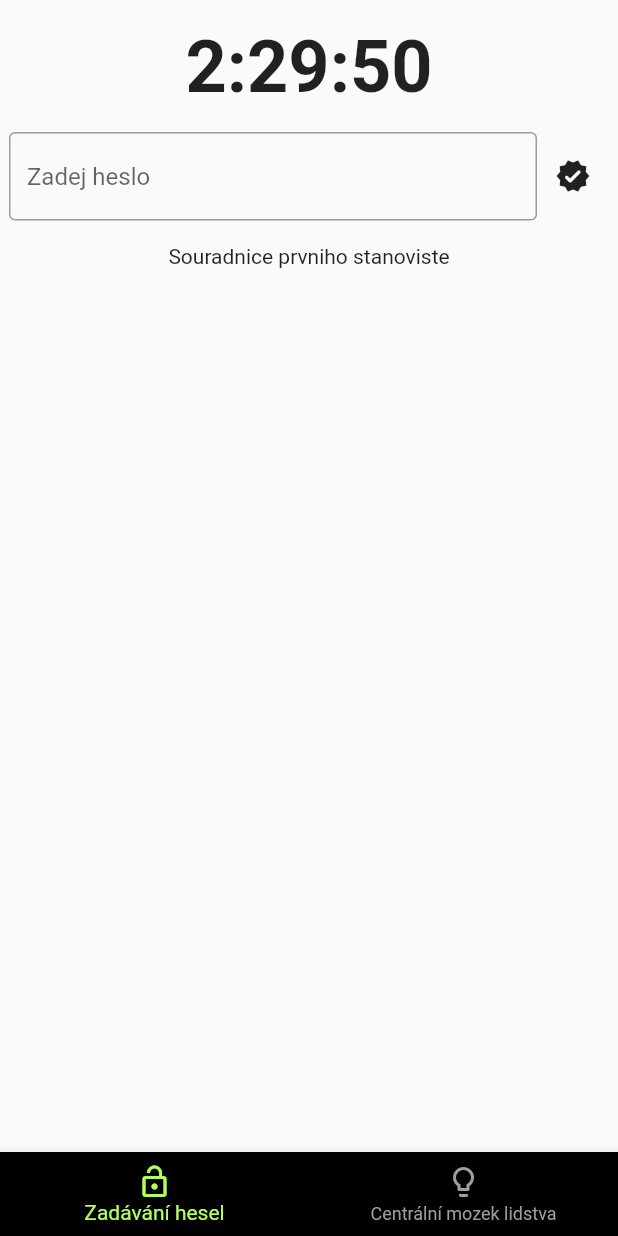
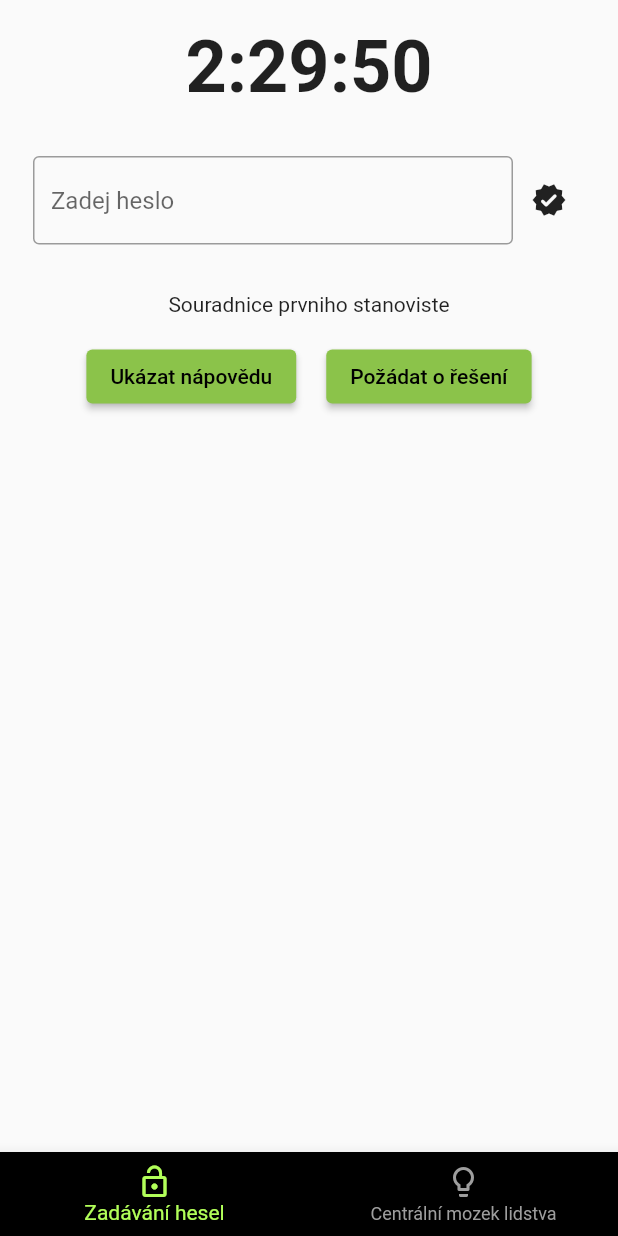
Before and after one commit to luksladky/TaborKontakt-Unikovka, a Flutter app: the screen it shows after launch, after a tap on the "verified" icon, on a phone screen of 412 x 824 dp. Run offline on Flutter 3.47's test engine with Material 2 defaults, Android fonts, the phone set to English and light mode, and no system bars.

Commit message:
Get hint and give up cipher buttons

```diff
--- a/lib/screens/widgets/password_input.dart
+++ b/lib/screens/widgets/password_input.dart
@@ -15,28 +15,52 @@ class _CipherInputState extends State<CipherInput> {
   Widget build(BuildContext context) {
     final cipherManager = Provider.of<CipherManager>(context);
 
+    var submitPassword = () {
+      cipherManager.guessPassword(_controller.text);
+      _controller.clear();
+      print("Pressed send button, text: ${_controller.text}");
+    };
+
     return Container(
         child: Column(children: [
-      Row(
+      Padding(
+        padding: const EdgeInsets.all(16.0),
+        child: Row(
           children: [
             Expanded(
               child: TextField(
                 controller: _controller,
+                onSubmitted: (value) {
+                  submitPassword();
+                },
                 decoration: InputDecoration(
                     border: OutlineInputBorder(), hintText: "Zadej heslo"),
               ),
             ),
             IconButton(
               icon: Icon(Icons.verified_rounded),
-            onPressed: () {
-              cipherManager.guessPassword(_controller.text);
-              print("Pressed send button, text: ${_controller.text}");
-            },
+              onPressed: submitPassword,
             ),
           ],
         ),
+      ),
       SizedBox(height: 16),
-      Text(cipherManager.getCoordinates())
+      Text(cipherManager.coordinates),
+      SizedBox(height: 16),
+      Row(
+        mainAxisAlignment: MainAxisAlignment.center,
+        children: [
+          ElevatedButton(
+              onPressed: cipherManager.showHint,
+              child: Text("Ukázat nápovědu")),
+          SizedBox(width: 20),
+          ElevatedButton(
+              onPressed: cipherManager.showSolution,
+              child: Text("Požádat o řešení")),
+        ],
+      ),
+      SizedBox(height: 16),
+      Text(cipherManager.hint),
     ]));
   }
 }
--- a/lib/state/cipher_manager.dart
+++ b/lib/state/cipher_manager.dart
@@ -9,6 +9,7 @@ class CipherManager with ChangeNotifier, DiagnosticableTreeMixin {
   late Duration _remainingTime;
 
   int _cipherIndex = 0;
+  List<CipherData> _ciphers = buildCipherData();
 
   CipherManager(this.finalTime) {
     _remainingTime = finalTime.difference(DateTime.now());
@@ -26,28 +27,54 @@ class CipherManager with ChangeNotifier, DiagnosticableTreeMixin {
 
   Duration get remainingTime => _remainingTime;
 
+  CipherData get activeCipher => _ciphers[_cipherIndex];
+
+  String get coordinates => activeCipher.coordinates;
+
+  String get currentPassword => activeCipher.password;
+
+  String get hint => isHintShowed ? activeCipher.hint : "";
+
+  bool get isHintShowed => activeCipher.status == Solved.NoButHintDisplayed;
+
   void nextCipher() {
-    if (_cipherIndex < cipherData.length - 1) {
+    if (_cipherIndex < _ciphers.length - 1) {
+      switch (activeCipher.status) {
+        case Solved.No:
+          activeCipher.status = Solved.Yes;
+          break;
+        case Solved.NoButHintDisplayed:
+          activeCipher.status = Solved.Yes;
+          break;
+      }
       _cipherIndex++;
     }
     notifyListeners();
   }
 
-  bool guessPassword(String password) {
-    if (password != cipherData[_cipherIndex + 1].password) {
-      print("Spatne heslo ${password}");
-      return false;
+  void guessPassword(String password) {
+    if (password == currentPassword) {
+      nextCipher();
     }
-
-    nextCipher();
-    return true;
   }
 
-  String getCoordinates() {
-    return cipherData[_cipherIndex].coordinates;
+  void showHint() {
+    if (activeCipher.status == Solved.No) {
+      activeCipher.status = Solved.NoButHintDisplayed;
+      notifyListeners();
+    }
   }
 
-  /// Makes `Counter` readable inside the devtools by listing all of its properties
+  void showSolution() {
+    activeCipher.status = Solved.YesWithSolution;
+    nextCipher();
+  }
+
+  void penalizeTime() {
+    //TODO different name and actually subtract from the finalTime
+  }
+
+  //currentCoordinatesunter` readable inside the devtools by listing all of its properties
   @override
   void debugFillProperties(DiagnosticPropertiesBuilder properties) {
     super.debugFillProperties(properties);
@@ -61,15 +88,23 @@ class CipherManager with ChangeNotifier, DiagnosticableTreeMixin {
   }
 }
 
+enum Solved { No, NoButHintDisplayed, YesWithHint, YesWithSolution, Yes }
+
 class CipherData {
   String password;
+
   String coordinates;
+  String hint;
 
-  CipherData(this.password, this.coordinates);
+  Solved status = Solved.No;
+
+  CipherData(this.password, this.coordinates, this.hint);
 }
 
-final List<CipherData> cipherData = [
-  CipherData("", "Souradnice prvniho stanoviste"),
-  CipherData("citron", "jdete na sever"),
-  CipherData("pomeranc", "jdete na jih")
-];
+List<CipherData> buildCipherData() => [
+      CipherData(
+          "grep", "Souradnice prvniho stanoviste", "Zkus vylezt na strom"),
+      CipherData("citron", "jdete na sever", "Podivej se do databaze"),
+      CipherData(
+          "pomeranc", "jdete na jih", "Tady be se hodilo znat morseovku.`")
+    ];
--- a/pubspec.yaml
+++ b/pubspec.yaml
@@ -19,7 +19,6 @@ dependencies:
     sdk: flutter
 
   provider: ^6.0.5
-  timer_count_down: ^2.2.0
 
 
 dev_dependencies:
```
Also changed, not shown: pubspec.lock. Lines whose indentation alone changed are shown as unchanged.
